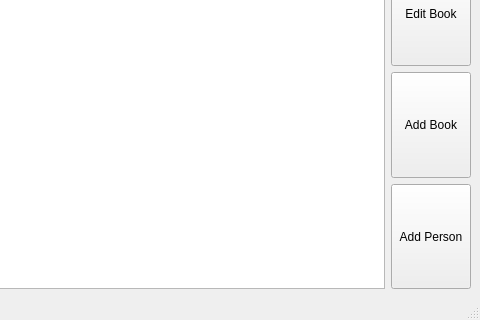
This is mainwindow.ui in Ayush1325/library_management as Qt 5 draws it before an edit; both pictures show x 352 to 832 and y 271 to 591 of the 832 by 591 pixel window. The edited form follows.
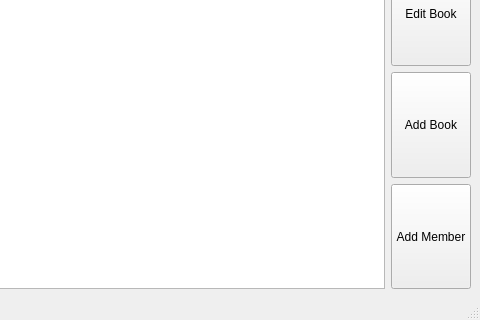
This is the edited form.

Diff of the .ui file:
```diff
--- a/mainwindow.ui
+++ b/mainwindow.ui
@@ -104,7 +104,7 @@
          </sizepolicy>
         </property>
         <property name="text">
-         <string>Add Person</string>
+         <string>Add Member</string>
         </property>
        </widget>
       </item>
```
Left out of the diff: 23 changed lines with no effect on the pictures.
